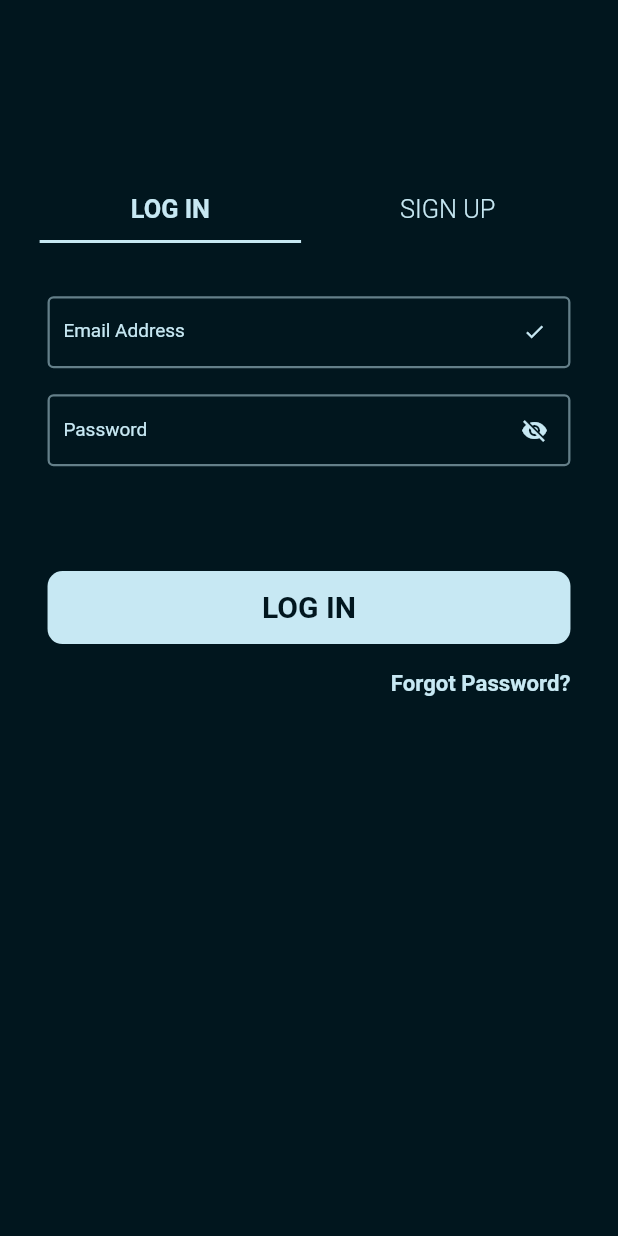
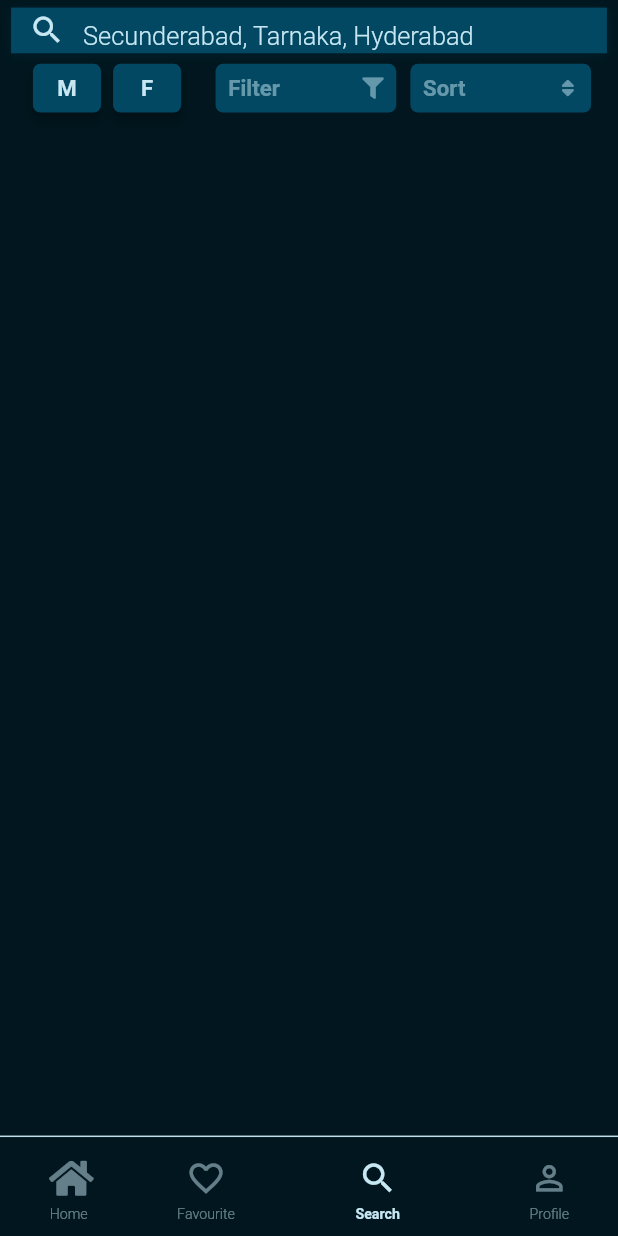
Before and after one commit to lucydtech/saloonplus, a Flutter app: the screen it shows after launch, on a phone screen of 412 x 824 dp. Run offline on Flutter 3.47's test engine with Material 2 defaults, Android fonts, the light colour scheme and no system bars; our stand-ins replace email_validator, flutter_screenutil, font_awesome_flutter; missing offline and left inert: keyboard_avoider; Roboto replaces fonts that are missing (Montserrat).

Commit message:
added search screens

```diff
--- a/lib/main.dart
+++ b/lib/main.dart
@@ -1,6 +1,7 @@
 import 'package:flutter/material.dart';
 import 'package:flutter/cupertino.dart';
 import 'package:flutter/services.dart';
+import 'package:saloonplus/screens/components/bottom_nav.dart';
 import 'package:saloonplus/screens/login_signup/loginandsignup.dart';
 import 'package:saloonplus/welcome.dart';
 import 'ThemeData/fontstyle.dart';
@@ -24,6 +25,7 @@ class MyApp extends StatelessWidget {
       routes: {
         '/': (context) => Welcome(),
         '/login_signup': (context) => LoginSignUp(),
+        '/bottom_nav': (context) => BottomNav(),
       },
       initialRoute: '/',
     );
--- /dev/null
+++ b/lib/screens/components/bottom_nav.dart
@@ -0,0 +1,114 @@
+import 'package:flutter/material.dart';
+import 'package:flutter/cupertino.dart';
+import 'package:flutter_screenutil/flutter_screenutil.dart';
+import 'package:font_awesome_flutter/font_awesome_flutter.dart';
+import 'package:saloonplus/ThemeData/fontstyle.dart';
+import 'package:saloonplus/screens/search_sreens/search_home.dart';
+
+class BottomNav extends StatefulWidget {
+  var currentindex;
+  BottomNav({this.currentindex});
+
+  @override
+  _BottomNavState createState() => _BottomNavState();
+}
+
+class _BottomNavState extends State<BottomNav> {
+  List<Widget> _list;
+
+  @override
+  void initState() {
+    if(widget.currentindex == null){
+      setState(() {
+        widget.currentindex=0;
+      });
+    }
+    setState(() {
+      _list=[
+        Container(),
+        Container(),
+        SearchHome(),
+        Container(),
+      ];
+    });
+    super.initState();
+  }
+
+  @override
+  Widget build(BuildContext context) {
+    return WillPopScope(
+      onWillPop: (){
+        return Future.value(false);
+      },
+      child: Scaffold(
+        body: SafeArea(
+            child: _list[widget.currentindex]
+        ),
+        bottomNavigationBar: Container(
+          decoration: BoxDecoration(
+            boxShadow: [
+              BoxShadow(
+                color: Font_Style.secondaryColor,
+                offset: Offset(0.0, -1.0),
+              ),
+            ],
+          ),
+          height: 65.0.h,
+          child: Theme(
+            data: Theme.of(context).copyWith(
+                canvasColor: Font_Style.primaryColor,
+               ),
+            child: BottomNavigationBar(
+              items: <BottomNavigationBarItem>[
+                BottomNavigationBarItem(
+                  title: Text("Home"),
+                  icon: Padding(
+                      padding: EdgeInsets.only(top: 5.0.h, bottom: 5.0.h),
+                      child: Icon(FontAwesomeIcons.home)),
+                ),
+                BottomNavigationBarItem(
+                  title: Text("Favourite"),
+                  icon: Padding(
+                      padding: EdgeInsets.only(top: 5.0.h, bottom: 5.0.h),
+                      child: Icon(Icons.favorite_border)),
+                ),
+                BottomNavigationBarItem(
+                  title: Text("Search"),
+                  icon: Padding(
+                      padding: EdgeInsets.only(top: 5.0.h, bottom: 5.0.h),
+                      child: Icon(Icons.search)),
+                ),
+                BottomNavigationBarItem(
+                  title: Text("Profile"),
+                  icon: Padding(
+                      padding: EdgeInsets.only(top: 5.0.h, bottom: 5.0.h),
+                      child: Icon(Icons.person_outline)),
+                ),
+              ],
+              iconSize: 26.h,
+              showUnselectedLabels: true,
+              selectedItemColor: Font_Style.secondaryColor,
+              unselectedItemColor: Font_Style.secondaryColorWithOpacity,
+              currentIndex:widget.currentindex,
+              selectedLabelStyle: Font_Style().montserrat_Bold(Font_Style.secondaryColor, 9.0),
+              unselectedLabelStyle: Font_Style()
+                  .montserrat_Regular(Font_Style.secondaryColorWithOpacity, 9.0),
+              onTap: (val) {
+                setState(() {
+                  widget.currentindex = val;
+                });
+              },
+            ),
+          ),
+        ),
+      ),
+    );
+  }
+
+  Widget _selectAppBar() {
+    switch(widget.currentindex) {
+      case 0 :
+        return Text("");
+    }
+  }
+}
--- a/lib/screens/login_signup/loginandsignup.dart
+++ b/lib/screens/login_signup/loginandsignup.dart
@@ -227,7 +227,7 @@ class _LoginSignUpState extends State<LoginSignUp> with SingleTickerProviderStat
             Spacer(flex: 2,),
             TextFormField(
               validator: (val){
-                return val.length > 6 ? ((signUpPasswordController.text == val) ? null : "Password and Confirm Password Mismatch") : "Confirm Password too short";
+                return val.length > 6 ? ((signUpPasswordController.text == val) ? null : "Password and Confirm Password do not match") : "Confirm Password too short";
               },
               controller: signUpCnfPasswordController,
               maxLength: 25,
@@ -304,7 +304,7 @@ class _LoginSignUpState extends State<LoginSignUp> with SingleTickerProviderStat
         onTap: (){
           if(btnTitle == "LOG IN") {
             if(loginFormKey.currentState.validate()) {
-
+              Navigator.pushNamed(context, "/bottom_nav");
             }
           }
           else {
--- /dev/null
+++ b/lib/screens/search_sreens/search_home.dart
@@ -0,0 +1,199 @@
+import 'package:flutter/material.dart';
+import 'package:flutter/cupertino.dart';
+import 'package:flutter_screenutil/flutter_screenutil.dart';
+import 'package:font_awesome_flutter/font_awesome_flutter.dart';
+import 'package:saloonplus/ThemeData/fontstyle.dart';
+
+class SearchHome extends StatefulWidget {
+  @override
+  _SearchHomeState createState() => _SearchHomeState();
+}
+
+bool _showSearchList = false;
+bool _isMaleSelected = true;
+bool _isFemaleSelected = true;
+
+class _SearchHomeState extends State<SearchHome> {
+  TextEditingController _searchController = new TextEditingController();
+
+  @override
+  Widget build(BuildContext context) {
+    return InkWell(
+      onTap: () {
+        FocusScope.of(context).requestFocus(new FocusNode());
+        setState(() {
+          _showSearchList = false;
+        });
+      },
+      child: Container(
+        padding: EdgeInsets.only(left: 7.0.w, right: 7.0.w, top: 5.0.h, bottom: 2.0.h),
+        //color: Color.fromRGBO(2, 43, 60, 1),
+        color: Font_Style.primaryColor,
+        child: Column(
+          children: <Widget>[
+            InkWell(
+              onTap: () {
+                setState(() {
+                  _showSearchList = true;
+                });
+              },
+              child: Container(
+                decoration: BoxDecoration(
+                  color: Color.fromRGBO(3, 72, 99, 1),
+                  boxShadow: [
+                    BoxShadow(
+                      color: Color.fromRGBO(2, 57, 79, 0.3),
+                      offset: Offset(0.0, 1.0), //(x,y)
+                      blurRadius: 6.0,
+                    ),
+                  ],
+                ),
+                child: Container(
+                  height: 30.0.h,
+                  child: TextField(
+                      controller: _searchController,
+                      onTap: () {
+                        _showSearchList = true;
+                      },
+                      onChanged: (val) {
+                        setState(() {
+                          _showSearchList = true;
+                        });
+                      },
+                      cursorColor: Font_Style.secondaryColor,
+                      style: Font_Style().montserrat_Regular(Font_Style.secondaryColor, 16),
+                      decoration: InputDecoration(
+                        contentPadding: EdgeInsets.only(top: 0.0.h),
+                        prefixIcon: Icon(
+                          Icons.search,
+                          color: Font_Style.secondaryColor,
+                        ),
+                          hintText: "Secunderabad, Tarnaka, Hyderabad",
+                          hintStyle: Font_Style().montserrat_Regular(Font_Style.secondaryColor, 16),
+                          border: InputBorder.none),
+                      // onChanged: onSearchTextChanged,
+                    ),
+                ),
+              ),
+            ),
+            Expanded(
+              child: Stack(
+                children: <Widget>[
+                  Container(
+                    child: Column(
+                      children: <Widget>[
+                        Container(
+                          padding: EdgeInsets.only(left: 10.0.w, right: 10.0.w, top: 3.0.h, bottom: 3.0.h),
+                          child: Row(
+                            mainAxisAlignment: MainAxisAlignment.center,
+                            children: <Widget>[
+                              InkWell(
+                                onTap: () {
+                                  setState(() {
+                                    _isMaleSelected = !_isMaleSelected;
+                                  });
+                                },
+                                child: Card(
+                                  elevation: 3.0,
+                                  color: _isMaleSelected ? Color.fromRGBO(3, 72, 99, 1) : Color.fromRGBO(3, 72, 99, 1).withOpacity(0.5),
+                                  shape: RoundedRectangleBorder(
+                                    borderRadius: BorderRadius.circular(5.0),
+                                  ),
+                                  child: Container(
+                                    padding: EdgeInsets.all(3.0.h),
+                                    height: 32.0.h,
+                                    width: 43.0.w,
+                                    child: Center(child: Text("M", style: Font_Style().montserrat_Bold(_isMaleSelected ? Font_Style.secondaryColor : Font_Style.secondaryColorWithOpacity, 14),)),
+                                  ),
+                                ),
+                              ),
+                              InkWell(
+                                onTap: () {
+                                  setState(() {
+                                    _isFemaleSelected = !_isFemaleSelected;
+                                  });
+                                },
+                                child: Card(
+                                  elevation: 3.0,
+                                  color: _isFemaleSelected ? Color.fromRGBO(3, 72, 99, 1) : Color.fromRGBO(3, 72, 99, 1).withOpacity(0.5),
+                                  shape: RoundedRectangleBorder(
+                                    borderRadius: BorderRadius.circular(5.0),
+                                  ),
+                                  child: Container(
+                                    padding: EdgeInsets.all(3.0.h),
+                                    height: 32.0.h,
+                                    width: 43.0.w,
+                                    child: Center(child: Text("F", style: Font_Style().montserrat_Bold(_isFemaleSelected ? Font_Style.secondaryColor : Font_Style.secondaryColorWithOpacity, 14),)),
+                                  ),
+                                ),
+                              ),
+                              Spacer(flex: 2,),
+                              Container(
+                                padding: EdgeInsets.symmetric(vertical: 3.0.h, horizontal: 8.0.w),
+                                  decoration: BoxDecoration(
+                                    borderRadius: BorderRadius.all(Radius.circular(5.0)),
+                                    color: Color.fromRGBO(3, 72, 99, 1),
+                                  ),
+                                  height: 32.0.h,
+                                  width: 114.0.w,
+                                  child: Center(
+                                      child: Row(
+                                        mainAxisAlignment: MainAxisAlignment.center,
+                                        children: <Widget>[
+                                          Text("Filter", style: Font_Style().montserrat_Bold(Font_Style.secondaryColorWithOpacity, 14),),
+                                          Spacer(),
+                                          Icon(FontAwesomeIcons.filter, color: Font_Style.secondaryColorWithOpacity, size: 14.0,),
+                                        ],
+                                      ),
+                                  )
+                              ),
+                              Spacer(flex: 1,),
+                              Container(
+                                  padding: EdgeInsets.symmetric(vertical: 3.0.h, horizontal: 8.0.w),
+                                  decoration: BoxDecoration(
+                                    borderRadius: BorderRadius.all(Radius.circular(5.0)),
+                                    color: Color.fromRGBO(3, 72, 99, 1),
+                                  ),
+                                  height: 32.0.h,
+                                  width: 114.0.w,
+                                  child: Center(
+                                    child: Row(
+                                      mainAxisAlignment: MainAxisAlignment.center,
+                                      children: <Widget>[
+                                        Text("Sort", style: Font_Style().montserrat_Bold(Font_Style.secondaryColorWithOpacity, 14),),
+                                        Spacer(),
+                                        Icon(FontAwesomeIcons.sort, color: Font_Style.secondaryColorWithOpacity, size: 14.0,),
+                                      ],
+                                    ),
+                                  )
+                              ),
+                            ],
+                          ),
+                        ),
+                      ],
+                    ),
+                  ),
+                  _showSearchList ? Container(
+                    height: 280.0.h,
+                    width: MediaQuery.of(context).size.width,
+                    decoration: BoxDecoration(
+                      color: Colors.blue,
+                      borderRadius: BorderRadius.only(bottomRight: Radius.circular(20.0), bottomLeft: Radius.circular(20.0)),
+                      boxShadow: [
+                        BoxShadow(
+                          color: Colors.grey,
+                          offset: Offset(0.0, 1.0), //(x,y)
+                          blurRadius: 6.0,
+                        ),
+                      ],
+                    ),
+                  ) : Container(),
+                ],
+              ),
+            ),
+          ],
+        ),
+      ),
+    );
+  }
+}
--- a/lib/welcome.dart
+++ b/lib/welcome.dart
@@ -2,6 +2,7 @@ import 'dart:async';
 import 'package:flutter/material.dart';
 import 'package:flutter/cupertino.dart';
 import 'package:flutter_screenutil/flutter_screenutil.dart';
+import 'package:saloonplus/screens/components/bottom_nav.dart';
 import 'ThemeData/fontstyle.dart';
 
 class Welcome extends StatefulWidget {
@@ -12,8 +13,11 @@ class Welcome extends StatefulWidget {
 class _WelcomeState extends State<Welcome> {
   @override
   void initState() {
-    Timer(Duration(seconds: 2), () {
-      Navigator.of(context).pushReplacementNamed("/login_signup");
+    Timer(Duration(milliseconds: 200), () {
+      Navigator.push(
+        context,
+        MaterialPageRoute(builder: (context) => BottomNav(currentindex: 2,)),
+      );
     });
     super.initState();
   }
```
